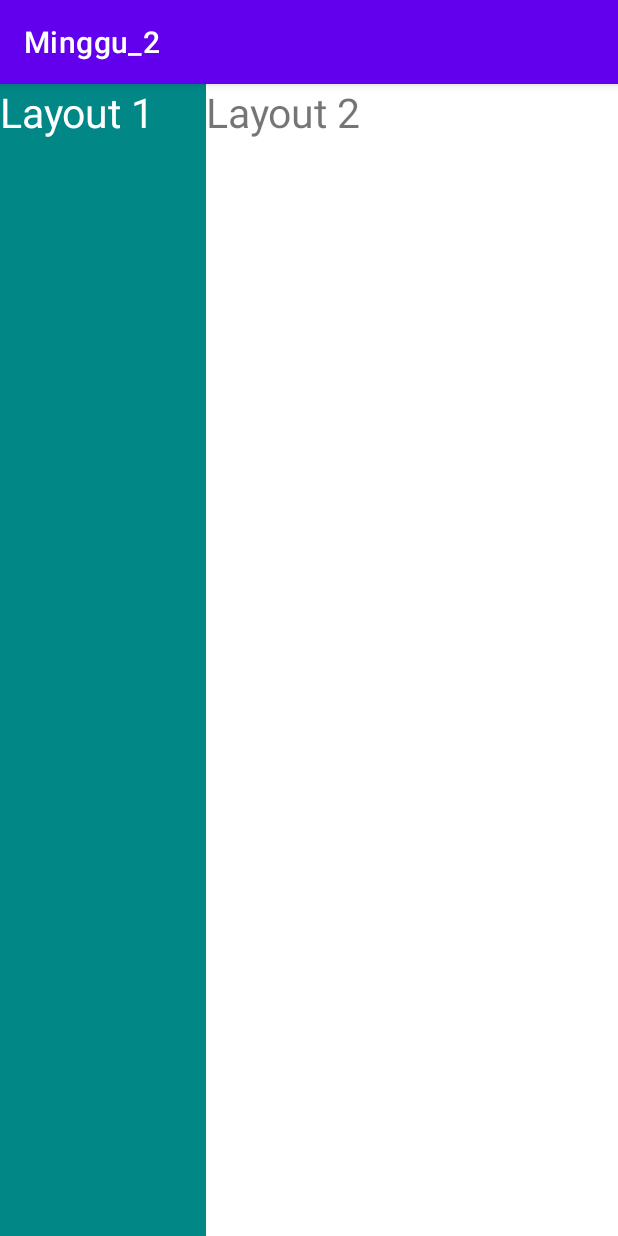
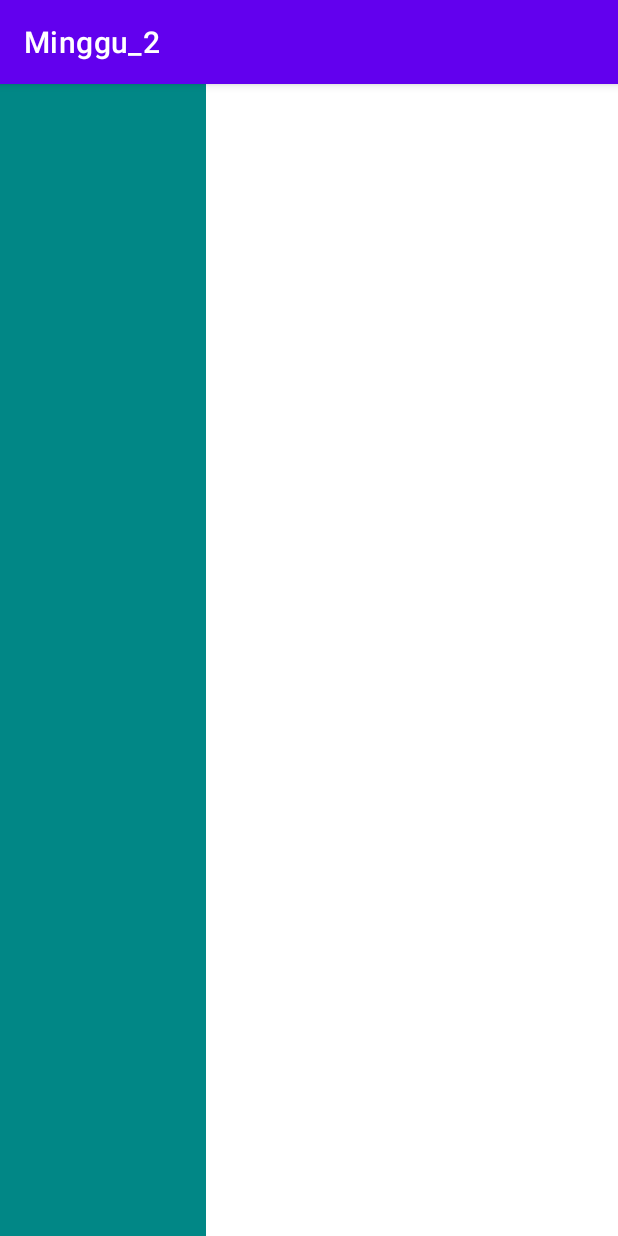
Before and after one commit to E31191848/E31191848_Vian-Azis-Tio-Riwanto_C, an Android app: the screen it shows after launch (MainActivity), on a phone screen of 412 x 824 dp. Run offline under Robolectric (Android 15) with nearby library versions, the phone set to English and light mode, and no system bars.

Commit message:
Update activity_main.xml

```diff
--- a/Minggu_2/app/src/main/res/layout/activity_main.xml
+++ b/Minggu_2/app/src/main/res/layout/activity_main.xml
@@ -6,36 +6,23 @@
     android:layout_height="match_parent"
     android:orientation="horizontal"
     android:weightSum="3"
-    android:background="@color/design_default_color_surface"
+    android:background="@color/cardview_dark_background"
     tools:context=".MainActivity">
 
     <LinearLayout
-        android:layout_width="match_parent"
+        android:layout_width="wrap_content"
         android:layout_height="match_parent"
-        android:layout_weight="2"
+        android:layout_weight="1"
         android:background="@color/teal_700"
         >
-        <TextView
-            android:layout_width="match_parent"
-            android:layout_height="wrap_content"
-            android:text="Layout 1"
-            android:textSize="27dp"
-            android:textColor="@color/white"
-            />
     </LinearLayout>
 
     <LinearLayout
-        android:layout_width="match_parent"
+        android:layout_width="wrap_content"
         android:layout_height="match_parent"
-        android:layout_weight="1"
+        android:layout_weight="2"
         android:background="#FFFFFF"
         >
-        <TextView
-            android:layout_width="match_parent"
-            android:layout_height="wrap_content"
-            android:text="Layout 2"
-            android:textSize="27dp"
-            />
     </LinearLayout>
 
 </LinearLayout>
```
